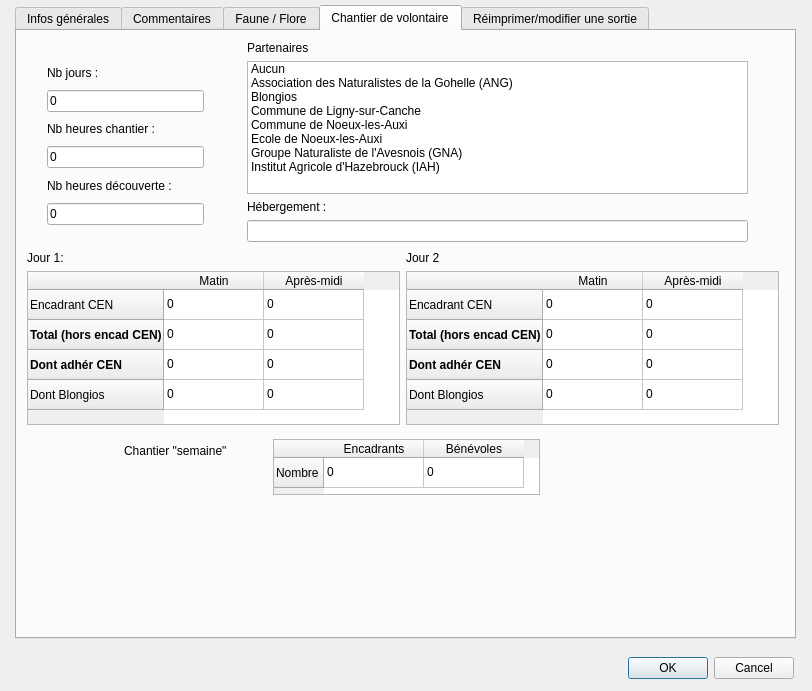
Before: the Qt Designer form ui_bdtravaux_sortie.ui in VincentD/bdtravaux, drawn with Qt 5.
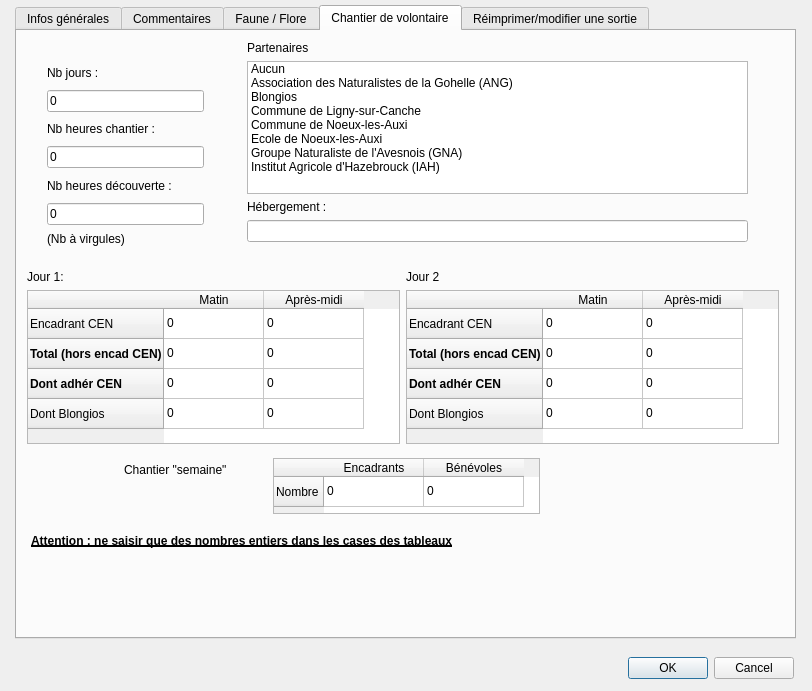
After: the same form once the commit is applied. The open tabs and pages were chosen to show the change.

Commit message: Issue #46 : empécher de mettre du texte dans des tableaux de nombres. Pas réussi, mais ajouté un avertissement en gras sous les tableaux. Issue #71 : modul Ope - Tab Modif. Les boputons "OK", "Modif graphique" et "Supprimer" sont désactivés par défaut. S'activent quand l'utilisateur choisit une opération. Se désactivent à l'appui sur l'un des trois.

Patch:
```diff
--- a/ui_bdtravaux_sortie.ui
+++ b/ui_bdtravaux_sortie.ui
@@ -641,7 +641,7 @@
      <property name="geometry">
       <rect>
        <x>10</x>
-       <y>220</y>
+       <y>239</y>
        <width>752</width>
        <height>174</height>
       </rect>
@@ -907,7 +907,7 @@
      <property name="geometry">
       <rect>
        <x>107</x>
-       <y>411</y>
+       <y>430</y>
        <width>141</width>
        <height>17</height>
       </rect>
@@ -920,7 +920,7 @@
      <property name="geometry">
       <rect>
        <x>256</x>
-       <y>408</y>
+       <y>427</y>
        <width>267</width>
        <height>56</height>
       </rect>
@@ -957,6 +957,39 @@
       </property>
      </item>
     </widget>
+    <widget class="QLabel" name="label_3">
+     <property name="geometry">
+      <rect>
+       <x>14</x>
+       <y>496</y>
+       <width>520</width>
+       <height>27</height>
+      </rect>
+     </property>
+     <property name="font">
+      <font>
+       <weight>75</weight>
+       <bold>true</bold>
+       <underline>true</underline>
+      </font>
+     </property>
+     <property name="text">
+      <string>Attention : ne saisir que des nombres entiers dans les cases des tableaux</string>
+     </property>
+    </widget>
+    <widget class="QLabel" name="label_4">
+     <property name="geometry">
+      <rect>
+       <x>30</x>
+       <y>199</y>
+       <width>98</width>
+       <height>17</height>
+      </rect>
+     </property>
+     <property name="text">
+      <string>(Nb à virgules)</string>
+     </property>
+    </widget>
    </widget>
    <widget class="QWidget" name="tab_exsortie">
     <attribute name="title">
```
Left out of the diff: 2 changed lines with no effect on the pictures. The commit also changes 1 other file.
